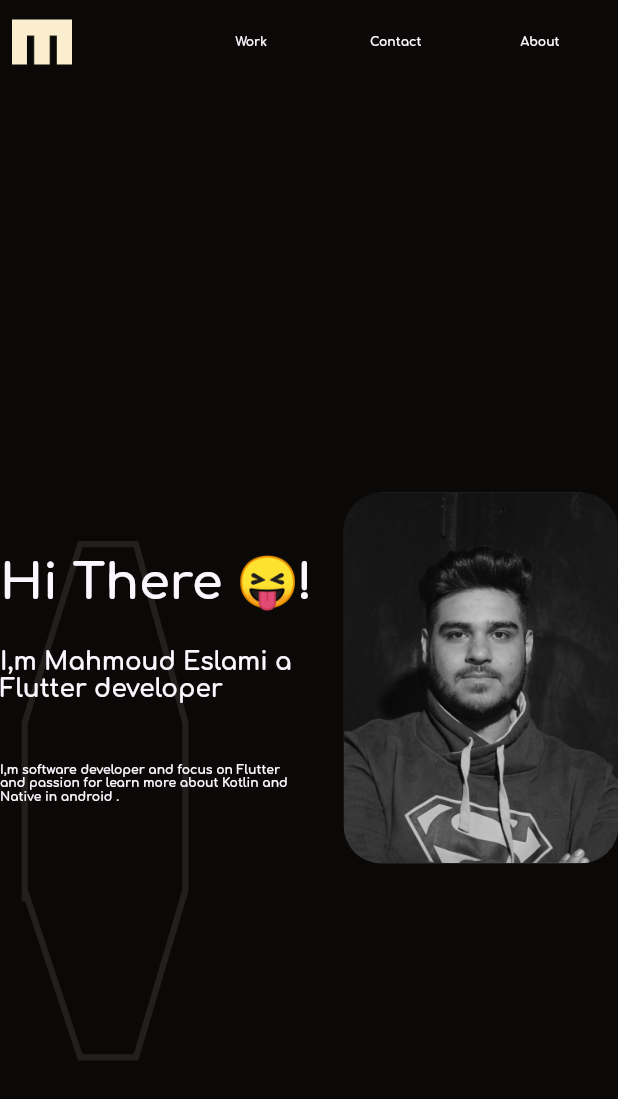
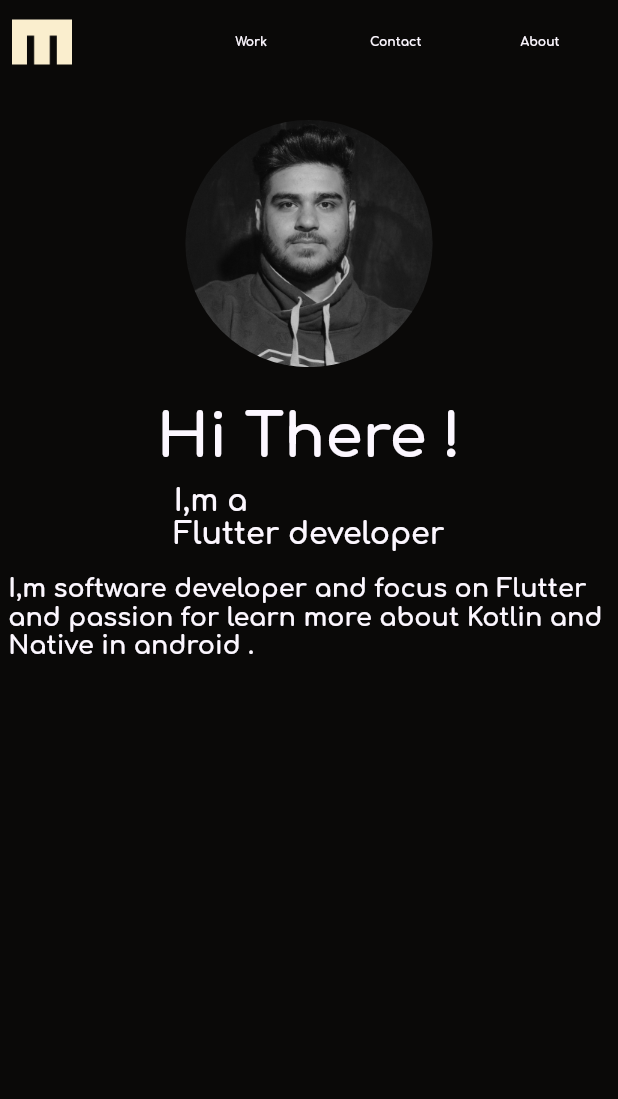
Before and after one commit to mahmoud-eslami/portfolio_flutter_web, a Flutter app: the screen it shows after launch, on a phone screen of 412 x 824 dp. Shown: the top 1099 px of the screen. Run offline on Flutter 3.47's test engine with Material 2 defaults, Android fonts, the phone set to English and light mode, and no system bars.

Commit message:
new assets added and change row to column in home

```diff
--- a/lib/tools/size_config/size_config.dart
+++ b/lib/tools/size_config/size_config.dart
@@ -1,15 +1,15 @@
 import 'package:flutter/material.dart';
 
 class SizeConfig {
-  static double _screenWidth;
-  static double _screenHeight;
+  static double _screenWidth = 0;
+  static double _screenHeight = 0;
   static double _blockWidth = 0;
   static double _blockHeight = 0;
 
-  static double textMultiplier;
-  static double imageSizeMultiplier;
-  static double heightMultiplier;
-  static double widthMultiplier;
+  static double textMultiplier = 0;
+  static double imageSizeMultiplier = 0;
+  static double heightMultiplier = 0;
+  static double widthMultiplier = 0;
   static bool isPortrait = true;
   static bool isMobilePortrait = false;
 
--- a/lib/ui/browser/browser.dart
+++ b/lib/ui/browser/browser.dart
@@ -24,19 +24,19 @@ class _BrowserBodyState extends State<BrowserBody> {
   Widget build(BuildContext context) {
     var headerTitleStyle = TextStyle(
       fontFamily: "ComfortBold",
-      fontSize: SizeConfig.textMultiplier * 4,
+      fontSize: 40,
       fontWeight: FontWeight.bold,
       color: AppColors.textColor,
     );
     var bodyTextStyle = TextStyle(
       fontFamily: "ComfortBold",
-      fontSize: SizeConfig.textMultiplier * 2,
+      fontSize: 20,
       fontWeight: FontWeight.bold,
       color: AppColors.textColor,
     );
     var captionTextStyle = TextStyle(
       fontFamily: "ComfortBold",
-      fontSize: SizeConfig.textMultiplier * 1,
+      fontSize: 17,
       fontWeight: FontWeight.bold,
       color: AppColors.textColor,
     );
@@ -45,32 +45,43 @@ class _BrowserBodyState extends State<BrowserBody> {
         Align(
           alignment: Alignment.topRight,
           child: CustomPaint(
-            size: Size(1000.0, 1000.0),
-            isComplex: true,
             painter: ShapeOne(),
           ),
         ),
-        Container(
-          child: Row(
+        SingleChildScrollView(
+          child: Center(
+            child: Container(
+              child: Column(
                 mainAxisAlignment: MainAxisAlignment.center,
                 children: [
-              Column(
-                mainAxisAlignment: MainAxisAlignment.center,
-                crossAxisAlignment: CrossAxisAlignment.start,
-                children: [
-                  Text(
-                    "Hi There 😝!",
-                    style: headerTitleStyle,
+                  ClipOval(
+                    child: Image.asset(
+                      "assets/images/myimg.jpg",
+                      height: SizeConfig.heightMultiplier * 20,
+                      width: SizeConfig.heightMultiplier * 20,
+                      fit: BoxFit.cover,
+                    ),
                   ),
                   SizedBox(
                     height: SizeConfig.heightMultiplier * 3,
                   ),
+                  Column(
+                    mainAxisAlignment: MainAxisAlignment.center,
+                    crossAxisAlignment: CrossAxisAlignment.center,
+                    children: [
                       Text(
-                    "I,m Mahmoud Eslami a \nFlutter developer",
+                        "Hi There !",
+                        style: headerTitleStyle,
+                      ),
+                      SizedBox(
+                        height: SizeConfig.heightMultiplier * 1,
+                      ),
+                      Text(
+                        "I,m a \nFlutter developer",
                         style: bodyTextStyle,
                       ),
                       SizedBox(
-                    height: SizeConfig.heightMultiplier * 5,
+                        height: SizeConfig.heightMultiplier * 2,
                       ),
                       Text(
                         "I,m software developer and focus on Flutter \nand passion for learn more about Kotlin and \nNative in android .",
@@ -79,24 +90,23 @@ class _BrowserBodyState extends State<BrowserBody> {
                       ),
                     ],
                   ),
-              SizedBox(
-                width: SizeConfig.widthMultiplier * 5,
+                ],
               ),
-              Material(
-                borderRadius: BorderRadius.all(Radius.circular(25)),
-                clipBehavior: Clip.antiAliasWithSaveLayer,
-                child: Image.asset(
-                  "assets/images/myimg.jpg",
-                  height: SizeConfig.heightMultiplier * 30,
             ),
-              )
-            ],
           ),
         ),
       ],
     );
   }
 }
+
+class BottomSocialBar extends StatelessWidget {
+  @override
+  Widget build(BuildContext context) {
+    return Container();
+  }
+}
+
 
 class CustomAppBar extends StatelessWidget with PreferredSizeWidget {
   @override
```
Also changed, not shown: assets/images/github.png (added), assets/images/instagram.png (added), assets/images/linkedin.png (added), assets/images/twitter.png (added). Lines whose indentation alone changed are shown as unchanged.
